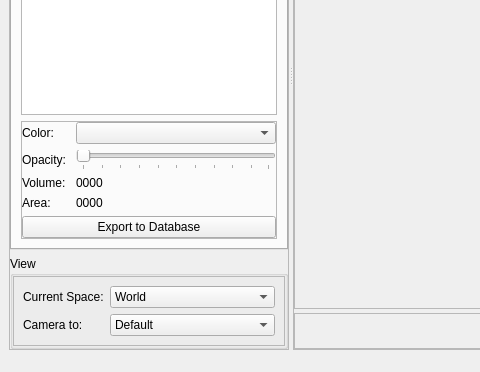
The window that braviz/interaction/qt_guis/subject_overview.ui (diego0020/braviz-app) describes before a commit, drawn with Qt 5; both pictures show x 0 to 480 and y 228 to 600 of the 855 by 600 pixel window.
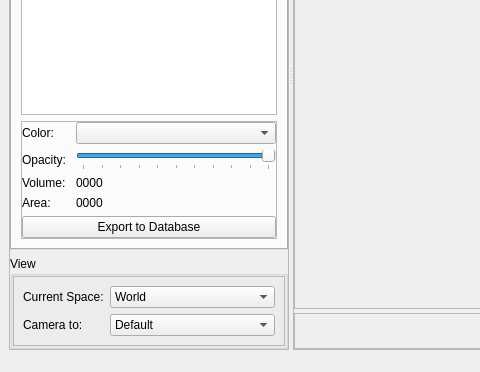
The same window after the commit. Icons and pictures are not drawn.

```diff
--- a/braviz/interaction/qt_guis/subject_overview.ui
+++ b/braviz/interaction/qt_guis/subject_overview.ui
@@ -570,7 +570,13 @@
                 </widget>
                </item>
                <item row="1" column="1">
-                <widget class="QSlider" name="horizontalSlider">
+                <widget class="QSlider" name="struct_opacity_slider">
+                 <property name="maximum">
+                  <number>100</number>
+                 </property>
+                 <property name="value">
+                  <number>100</number>
+                 </property>
                  <property name="tracking">
                   <bool>false</bool>
                  </property>
```
Left out of the diff: 4 changed lines with no effect on the pictures.
